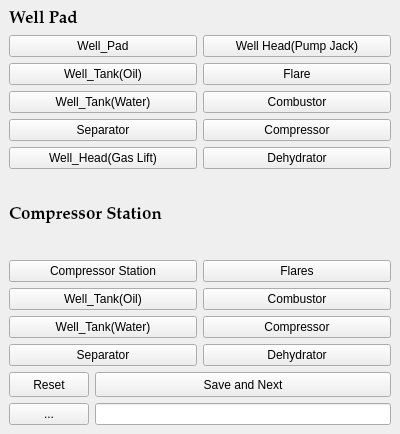
First picture: the form in annotate/annotate_dockwidget_base.ui, repository sonu-1643/YOLO-Annotation-Tool-for-Satellite-Images, before the edit.
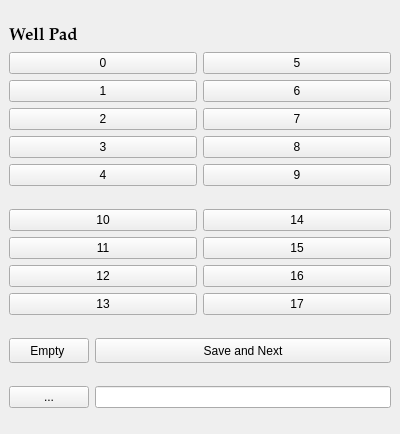
Second picture: the form after the edit.

```diff
--- a/annotate/annotate_dockwidget_base.ui
+++ b/annotate/annotate_dockwidget_base.ui
@@ -42,70 +42,70 @@
       <item row="7" column="1">
        <widget class="QPushButton" name="pushButton_12">
         <property name="text">
-         <string>Dehydrator</string>
+         <string>9</string>
         </property>
        </widget>
       </item>
       <item row="7" column="0">
        <widget class="QPushButton" name="pushButton_8">
         <property name="text">
-         <string>Well_Head(Gas Lift)</string>
+         <string>4</string>
         </property>
        </widget>
       </item>
       <item row="2" column="0">
        <widget class="QPushButton" name="pushButton_5">
         <property name="text">
-         <string>Well_Pad</string>
+         <string>0</string>
         </property>
        </widget>
       </item>
       <item row="2" column="1">
        <widget class="QPushButton" name="pushButton_9">
         <property name="text">
-         <string>Well Head(Pump Jack)</string>
+         <string>5</string>
         </property>
        </widget>
       </item>
       <item row="4" column="0">
        <widget class="QPushButton" name="pushButton_6">
         <property name="text">
-         <string>Well_Tank(Oil)</string>
+         <string>1</string>
         </property>
        </widget>
       </item>
       <item row="4" column="1">
        <widget class="QPushButton" name="pushButton_10">
         <property name="text">
-         <string>Flare</string>
+         <string>6</string>
         </property>
        </widget>
       </item>
       <item row="6" column="1">
        <widget class="QPushButton" name="pushButton_11">
         <property name="text">
-         <string>Compressor</string>
+         <string>8</string>
         </property>
        </widget>
       </item>
       <item row="5" column="1">
        <widget class="QPushButton" name="pushButton_2">
         <property name="text">
-         <string>Combustor</string>
+         <string>7</string>
         </property>
        </widget>
       </item>
       <item row="6" column="0">
        <widget class="QPushButton" name="pushButton_7">
         <property name="text">
-         <string>Separator</string>
+         <string>3</string>
         </property>
        </widget>
       </item>
       <item row="5" column="0">
        <widget class="QPushButton" name="pushButton_21">
         <property name="text">
-         <string>Well_Tank(Water)</string>
+         <string>2</string>
         </property>
        </widget>
       </item>
@@ -141,87 +141,65 @@
        </size>
       </property>
       <property name="text">
-       <string>Reset</string>
+       <string>Empty </string>
       </property>
      </widget>
     </item>
     <item row="3" column="0" colspan="2">
      <layout class="QGridLayout" name="gridLayout_3">
-      <item row="1" column="0">
+      <item row="0" column="0">
        <widget class="QPushButton" name="pushButton_16">
         <property name="text">
-         <string>Compressor Station</string>
+         <string>10</string>
         </property>
        </widget>
       </item>
-      <item row="1" column="1">
+      <item row="0" column="1">
        <widget class="QPushButton" name="pushButton_17">
         <property name="text">
-         <string>Flares</string>
+         <string>14</string>
         </property>
        </widget>
       </item>
-      <item row="4" column="0">
+      <item row="3" column="0">
        <widget class="QPushButton" name="pushButton_14">
         <property name="text">
-         <string>Separator</string>
+         <string>13</string>
         </property>
        </widget>
       </item>
-      <item row="3" column="1">
+      <item row="2" column="1">
        <widget class="QPushButton" name="pushButton_18">
         <property name="text">
-         <string>Compressor</string>
+         <string>16</string>
         </property>
        </widget>
       </item>
-      <item row="4" column="1">
+      <item row="3" column="1">
        <widget class="QPushButton" name="pushButton_19">
         <property name="text">
-         <string>Dehydrator</string>
+         <string>17</string>
         </property>
        </widget>
       </item>
-      <item row="2" column="0">
+      <item row="1" column="0">
        <widget class="QPushButton" name="pushButton_15">
         <property name="text">
-         <string>Well_Tank(Oil)</string>
+         <string>11</string>
         </property>
        </widget>
       </item>
-      <item row="3" column="0">
+      <item row="2" column="0">
        <widget class="QPushButton" name="pushButton_20">
         <property name="text">
-         <string>Well_Tank(Water)</string>
+         <string>12</string>
         </property>
        </widget>
       </item>
-      <item row="2" column="1">
+      <item row="1" column="1">
        <widget class="QPushButton" name="pushButton_13">
         <property name="text">
-         <string>Combustor</string>
-        </property>
-       </widget>
-      </item>
-      <item row="0" column="0" colspan="2">
-       <widget class="QLabel" name="label_2">
-        <property name="maximumSize">
-         <size>
-          <width>240</width>
-          <height>16777215</height>
-         </size>
-        </property>
-        <property name="font">
-         <font>
-          <family>URW Palladio L</family>
-          <pointsize>13</pointsize>
-          <weight>75</weight>
-          <italic>false</italic>
-          <bold>true</bold>
-         </font>
-        </property>
-        <property name="text">
-         <string>Compressor Station</string>
+         <string>15</string>
         </property>
        </widget>
       </item>
```
